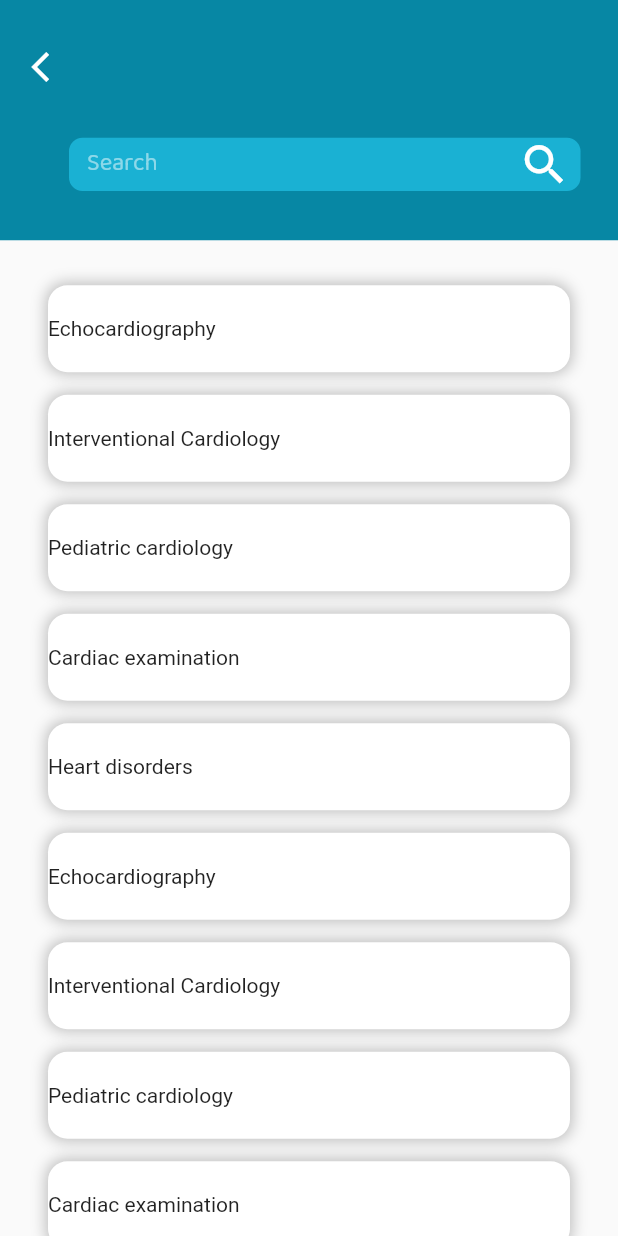
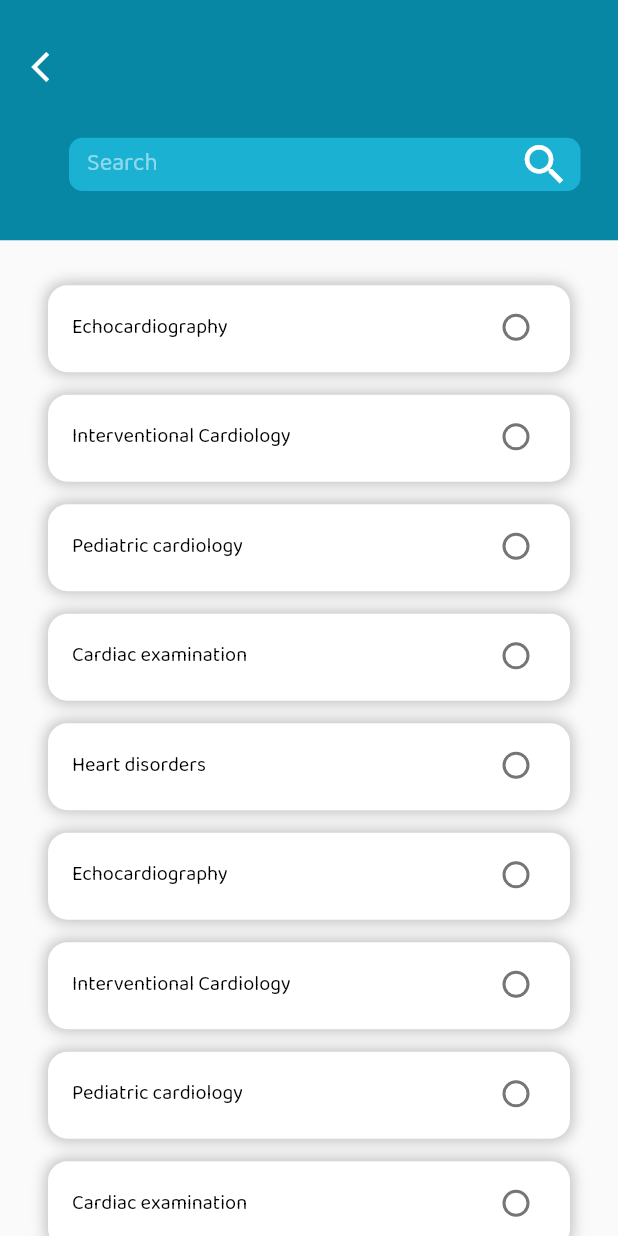
Before and after one commit to Johnathan94/medical_valley, a Flutter app: the HomeSearchScreen screen opened directly with empty values, on a phone screen of 412 x 824 dp. Run offline on Flutter 3.47's test engine with Material 2 defaults, Android fonts, the phone set to English and light mode, and no system bars; our stand-ins replace device_preview, dotted_line, flutter_bloc, flutter_otp_text_field, flutter_screenutil, flutter_slidable and 6 more; generated files the repository leaves out were written again.

Commit message:
finish home search radio button screen

```diff
--- a/lib/core/app_sizes.dart
+++ b/lib/core/app_sizes.dart
@@ -64,5 +64,6 @@ const double customAppBarHeight = 125;
 const double homeSearchScreenMarginHorizontal = 32;
 const double homeSearchItemMarginTop = 15;
 const double homeSearchScreenMarginTop = 15;
+const double homeSearchScreenMarginBottom = 50;
 const double homeSearchScreenHeight = 58;
 const double homeSearchScreenRadius = 13;
--- a/lib/features/home/home_search_screen/persentation/screen/home_search_screen.dart
+++ b/lib/features/home/home_search_screen/persentation/screen/home_search_screen.dart
@@ -1,6 +1,7 @@
 import 'package:flutter/material.dart';
 import 'package:flutter_gen/gen_l10n/app_localizations.dart';
 import 'package:medical_valley/core/app_colors.dart';
+import 'package:medical_valley/core/app_styles.dart';
 
 import '../../../../../core/app_sizes.dart';
 import '../../../widgets/home_base_app_bar.dart';
@@ -17,7 +18,7 @@ class HomeSearchScreen extends StatefulWidget {
 
 class _HomeSearchScreenState extends State<HomeSearchScreen> {
   late String _screenTitle;
-  List<HomeSearchModel> _searchModels = [];
+  final List<HomeSearchModel> _searchModels = [];
 
   @override
   initState() {
@@ -39,14 +40,18 @@ class _HomeSearchScreenState extends State<HomeSearchScreen> {
       isSearchableAppBar: true,
       searchHint: AppLocalizations.of(context)!.search,
       goodMorningText: _screenTitle,
-      leadingIcon: const Icon(
-        Icons.arrow_back_ios,
-        color: whiteColor,
+      leadingIcon: InkWell(
+        onTap: () => Navigator.pop(context),
+        child: const Icon(
+          Icons.arrow_back_ios,
+          color: whiteColor,
+        ),
       ),
       isTwoLineTitle: false,
     );
   }
 
+  var value;
   buildBody() {
     return Container(
       margin: const EdgeInsets.only(
@@ -54,9 +59,10 @@ class _HomeSearchScreenState extends State<HomeSearchScreen> {
       ),
       child: ListView.builder(
           shrinkWrap: true,
+          padding: const EdgeInsets.only(bottom: homeSearchScreenMarginBottom),
           itemCount: _searchModels.length,
           itemBuilder: (context, index) {
-            return buildSearchModelsItem(_searchModels[index]);
+            return buildSearchModelsItem(_searchModels[index], index);
           }),
     );
   }
@@ -74,7 +80,7 @@ class _HomeSearchScreenState extends State<HomeSearchScreen> {
     _searchModels.add(HomeSearchModel(10, "Heart disorders", false));
   }
 
-  buildSearchModelsItem(HomeSearchModel searchModel) {
+  buildSearchModelsItem(HomeSearchModel searchModel, int index) {
     return Container(
       height: homeSearchScreenHeight,
       margin: const EdgeInsetsDirectional.only(
@@ -88,17 +94,16 @@ class _HomeSearchScreenState extends State<HomeSearchScreen> {
           boxShadow: [
             BoxShadow(spreadRadius: 1, blurRadius: 8, color: shadowColor)
           ]),
-      child: Row(
-        mainAxisSize: MainAxisSize.max,
-        mainAxisAlignment: MainAxisAlignment.spaceBetween,
-        children: [
-          Text(searchModel.name),
-          /*       searchModel.isChecked
-              ? Container()
-              : Radio(
-                  value: value, groupValue: groupValue, onChanged: onChanged)
-       */
-        ],
+      child: RadioListTile(
+        activeColor: blackColor,
+        controlAffinity: ListTileControlAffinity.trailing,
+        value: index,
+        groupValue: value,
+        onChanged: (newValue) => setState(() => value = newValue),
+        title: Text(
+          searchModel.name,
+          style: AppStyles.baloo2FontWith400WeightAnd12Size,
+        ),
       ),
     );
   }
```
